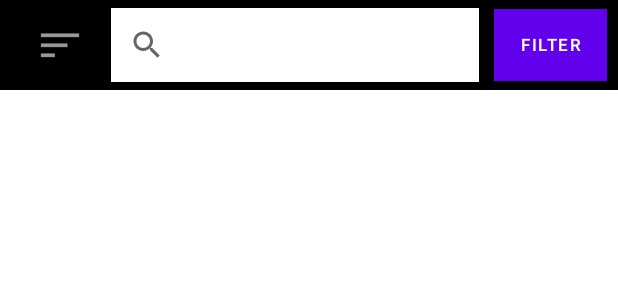
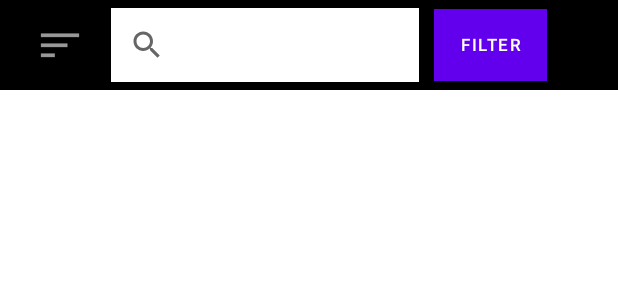
Before and after one commit to Angela-Reis/DAM_20946_23033, an Android app: the layout main_activity_header_fragment_layout.xml on its own in the app's theme, with its tools: preview values and no code run, on a phone screen of 412 x 824 dp. Shown: the top 300 px of the screen. Run offline under Robolectric (Android 15) with nearby library versions, the phone set to English and light mode, and no system bars.

Commit message:
minor changes

```diff
--- a/ProjetoDAM/app/src/main/res/layout/main_activity_header_fragment_layout.xml
+++ b/ProjetoDAM/app/src/main/res/layout/main_activity_header_fragment_layout.xml
@@ -23,7 +23,7 @@
 
         <SearchView
             android:id="@+id/search_bar"
-            android:layout_width="245dp"
+            android:layout_width="205dp"
             android:layout_height="match_parent"
             android:layout_marginEnd="10dp"
             android:background="@color/white"/>
--- a/ProjetoDAM/app/src/main/res/values-night/themes.xml
+++ b/ProjetoDAM/app/src/main/res/values-night/themes.xml
@@ -1,6 +1,6 @@
 <resources xmlns:tools="http://schemas.android.com/tools">
     <!-- Base application theme. -->
-    <style name="Theme.ProjetoDAM" parent="Theme.MaterialComponents.DayNight.DarkActionBar">
+    <style name="Theme.ProjetoDAM" parent="Theme.MaterialComponents.DayNight.NoActionBar">
         <!-- Primary brand color. -->
         <item name="colorPrimary">@color/purple_200</item>
         <item name="colorPrimaryVariant">@color/purple_700</item>
```
Also changed, not shown: ProjetoDAM/app/src/main/res/layout/activity_main.xml (+6 -6 lines).
